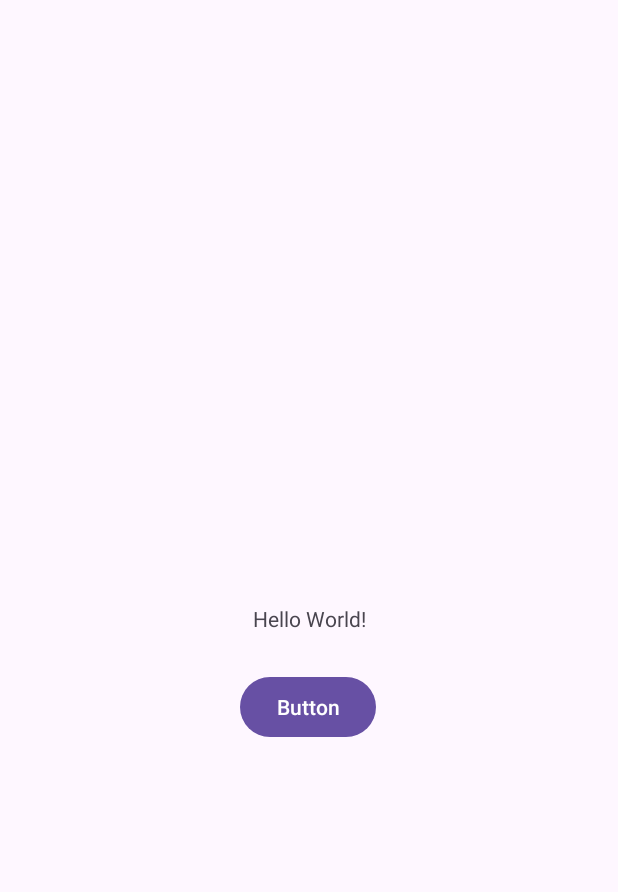
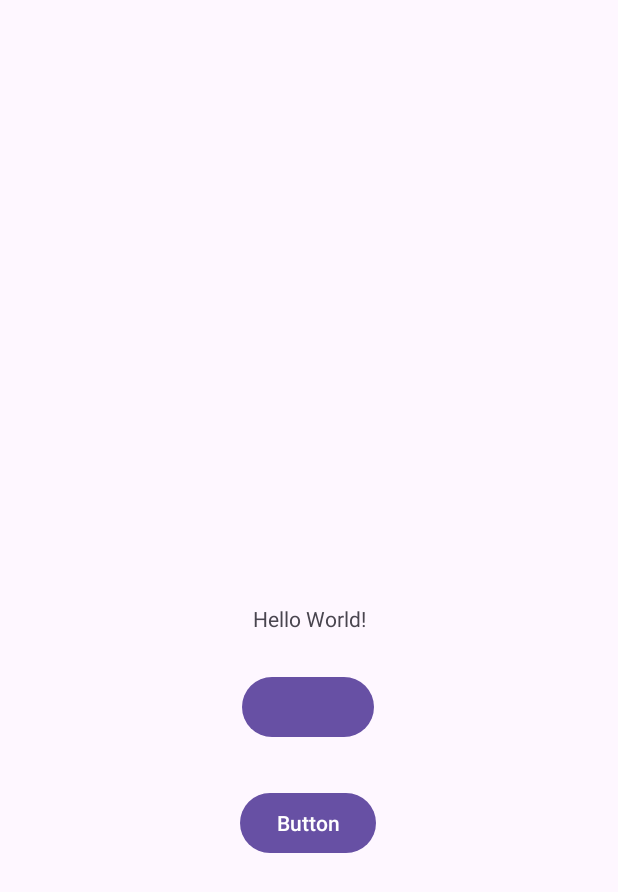
Before and after one commit to tus-source/meflwfmmkmds123, an Android app: the screen it shows after launch (MainActivity), on a phone screen of 412 x 824 dp. Shown: the top 892 px of the screen. Run offline under Robolectric (Android 15) with nearby library versions, the phone set to English and light mode, and no system bars.

Commit message:
added extra button and event handling logic

```diff
--- a/app/src/main/java/com/example/myapplicationlab1/MainActivity.java
+++ b/app/src/main/java/com/example/myapplicationlab1/MainActivity.java
@@ -1,6 +1,10 @@
-package com.example.myapplicationlab1;
+package com.example.myapplicationlab1; // Assuming this is your package name
 
+import android.graphics.Color;
 import android.os.Bundle;
+import android.view.View;
+import android.widget.Button;
+import android.widget.TextView;
 
 import androidx.activity.EdgeToEdge;
 import androidx.appcompat.app.AppCompatActivity;
@@ -10,15 +14,45 @@ import androidx.core.view.WindowInsetsCompat;
 
 public class MainActivity extends AppCompatActivity {
 
+    TextView tvDemoLabel;
+    Button changeColorButton; // Corrected variable name to follow Java conventions
+
     @Override
     protected void onCreate(Bundle savedInstanceState) {
         super.onCreate(savedInstanceState);
-        EdgeToEdge.enable(this);
-        setContentView(R.layout.activity_main);
+        EdgeToEdge.enable(this); // Ensure this is appropriate for your project setup
+        setContentView(R.layout.activity_main); // Ensure activity_main.xml exists
+
         ViewCompat.setOnApplyWindowInsetsListener(findViewById(R.id.main), (v, insets) -> {
             Insets systemBars = insets.getInsets(WindowInsetsCompat.Type.systemBars());
             v.setPadding(systemBars.left, systemBars.top, systemBars.right, systemBars.bottom);
             return insets;
         });
+
+        // Initialize views
+        tvDemoLabel = findViewById(R.id.tvDemoLabel); // Removed 'this.' as it's not strictly necessary here
+        changeColorButton = findViewById(R.id.btnChangeColourClick); // Ensure this ID exists in your layout
+
+        // Set OnClickListener for the button
+        if (changeColorButton != null) { // Good practice to check for null
+            changeColorButton.setOnClickListener(new View.OnClickListener() {
+                @Override
+                public void onClick(View v) {
+                    if (tvDemoLabel != null) { // Good practice to check for null
+                        tvDemoLabel.setBackgroundColor(Color.BLUE); // Example: Change background to blue
+                        // To change text color instead:
+                        // tvDemoLabel.setTextColor(Color.BLUE);
+                    }
+                }
+            });
+        }
+    }
+
+    // This method is likely intended to be called by another view via android:onClick
+    // or programmatically.
+    public void changeTextClick(View view) {
+        if (tvDemoLabel != null) { // Good practice to check for null
+            tvDemoLabel.setText("Hello World! Changed");
+        }
     }
 }
--- a/app/src/main/res/layout/activity_main.xml
+++ b/app/src/main/res/layout/activity_main.xml
@@ -8,7 +8,7 @@
     tools:context=".MainActivity">
 
     <TextView
-        android:id="@+id/textView"
+        android:id="@+id/tvDemoLabel"
         android:layout_width="wrap_content"
         android:layout_height="wrap_content"
         android:text="Hello World!"
@@ -18,7 +18,20 @@
         app:layout_constraintTop_toTopOf="parent" />
 
     <Button
-        android:id="@+id/button"
+        android:id="@+id/btnChangeTextClick"
+        android:layout_width="wrap_content"
+        android:layout_height="wrap_content"
+        android:onClick="ChangeTextClick"
+        app:layout_constraintBottom_toBottomOf="parent"
+        app:layout_constraintEnd_toEndOf="parent"
+        app:layout_constraintHorizontal_bias="0.498"
+        app:layout_constraintStart_toStartOf="parent"
+        app:layout_constraintTop_toBottomOf="@+id/tvDemoLabel"
+        app:layout_constraintVertical_bias="0.071"
+        tools:ignore="OnClick" />
+
+    <Button
+        android:id="@+id/btnChangeColourClick"
         android:layout_width="wrap_content"
         android:layout_height="wrap_content"
         android:text="Button"
@@ -26,7 +39,7 @@
         app:layout_constraintEnd_toEndOf="parent"
         app:layout_constraintHorizontal_bias="0.498"
         app:layout_constraintStart_toStartOf="parent"
-        app:layout_constraintTop_toBottomOf="@+id/textView"
-        app:layout_constraintVertical_bias="0.071" />
+        app:layout_constraintTop_toBottomOf="@+id/btnChangeTextClick"
+        app:layout_constraintVertical_bias="0.105" />
 
 </androidx.constraintlayout.widget.ConstraintLayout>
```
